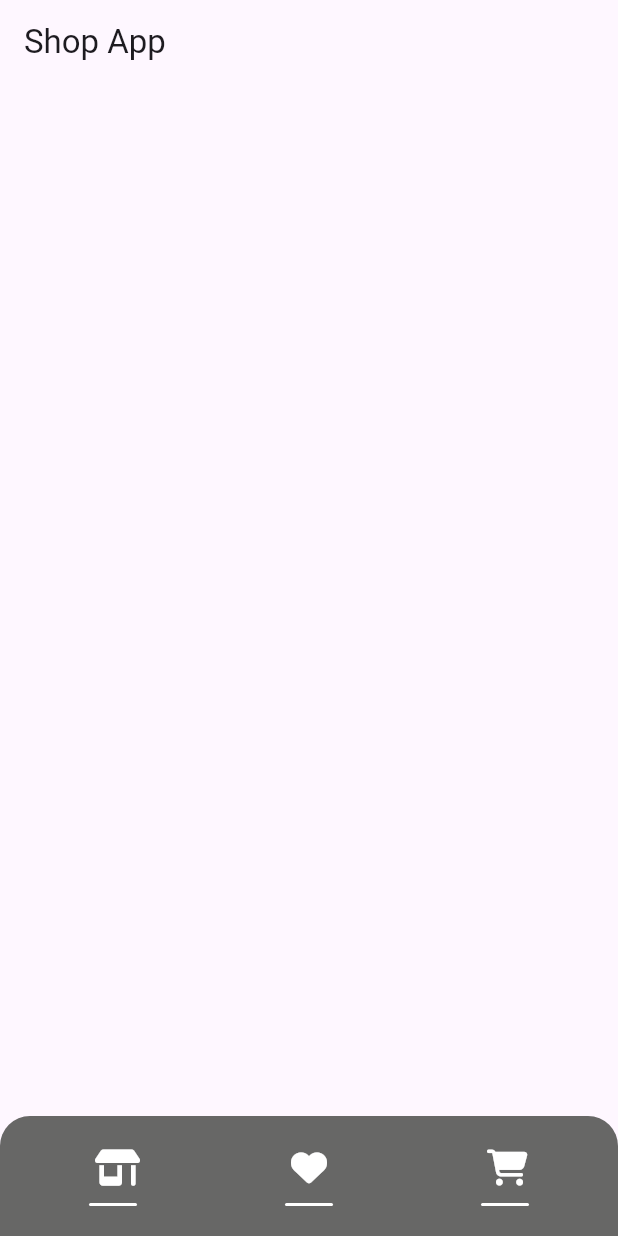
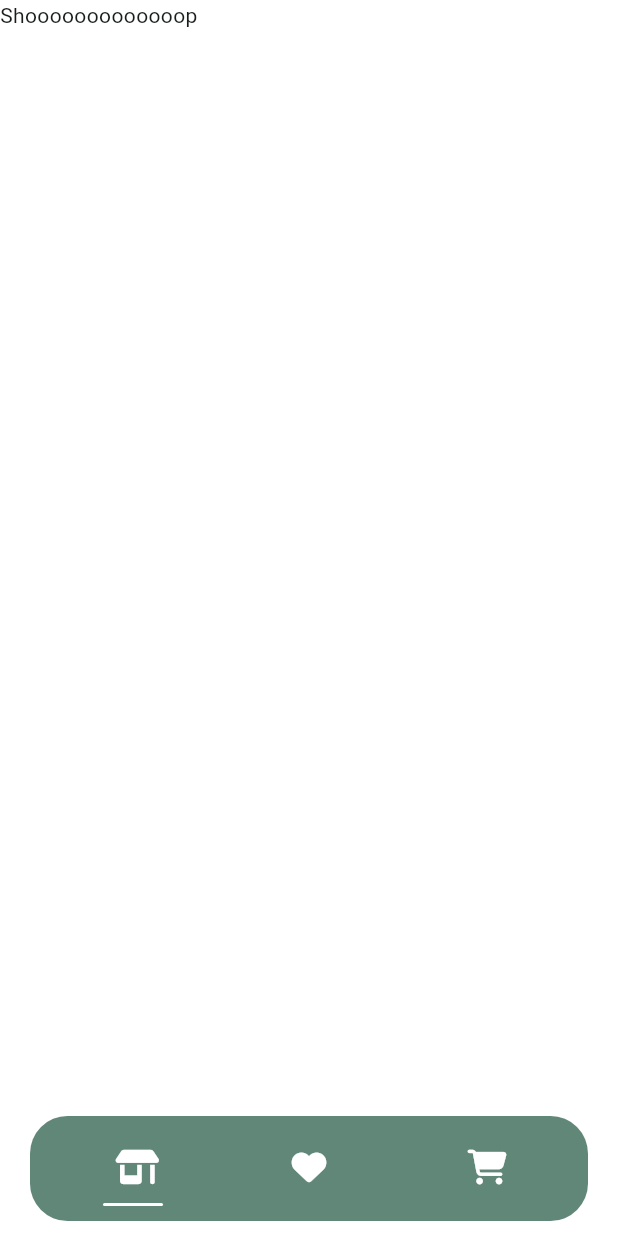
Before and after one commit to MinaYasser100/shop-iti-app, a Flutter app: the screen it shows after launch, on a phone screen of 412 x 824 dp. Run offline on Flutter 3.47's test engine with Material 3 defaults, Android fonts, the light colour scheme and no system bars; our stand-ins replace dio, flutter_bloc, font_awesome_flutter.

Commit message:
finish the layout view

```diff
--- a/lib/core/constant/constant.dart
+++ b/lib/core/constant/constant.dart
@@ -1,6 +1,6 @@
 import 'package:flutter/material.dart';
 
 class ConstantComponents {
-  static const Color firstColor = Color.fromARGB(0, 238, 208, 100);
+  static const Color firstColor = Color.fromARGB(244, 90, 130, 115);
   static const Color secondColor = Color.fromARGB(244, 96, 96, 95);
 }
--- a/lib/features/layout/presentation/manager/cubit/layout_screen_cubit.dart
+++ b/lib/features/layout/presentation/manager/layout_cubit/layout_screen_cubit.dart
@@ -9,9 +9,16 @@ part 'layout_screen_state.dart';
 class LayoutScreenCubit extends Cubit<LayoutScreenState> {
   LayoutScreenCubit() : super(LayoutScreenInitial());
 
+  int currentIndex = 0;
+
   List<Widget> layoutScreens = const [
     ShopBodyView(),
     FavoriteBodyView(),
     CartBodyView(),
   ];
+
+  void changeBodyScreen(int index) {
+    currentIndex = index;
+    emit(LayoutScreenChangeBodyScreen());
+  }
 }
--- a/lib/features/layout/presentation/manager/cubit/layout_screen_state.dart
+++ b/lib/features/layout/presentation/manager/layout_cubit/layout_screen_state.dart
@@ -4,3 +4,5 @@ part of 'layout_screen_cubit.dart';
 sealed class LayoutScreenState {}
 
 final class LayoutScreenInitial extends LayoutScreenState {}
+
+final class LayoutScreenChangeBodyScreen extends LayoutScreenState {}
--- a/lib/features/layout/presentation/views/func/naviagtion_item_button.dart
+++ b/lib/features/layout/presentation/views/func/naviagtion_item_button.dart
@@ -3,20 +3,24 @@ import 'package:flutter/material.dart';
 Column navigationItemButton({
   required IconData icon,
   required void Function()? onPressed,
+  required bool isActive,
 }) {
   return Column(
+    crossAxisAlignment: CrossAxisAlignment.center,
     mainAxisSize: MainAxisSize.max,
     children: [
       IconButton(
         onPressed: onPressed,
         icon: Icon(
           icon,
+          size: 23,
           color: Colors.white,
         ),
       ),
+      if (isActive)
         Container(
           height: 2,
-        width: 32,
+          width: 40,
           decoration: BoxDecoration(
             borderRadius: BorderRadius.circular(1),
             color: Colors.white,
--- a/lib/features/layout/presentation/views/layout_view.dart
+++ b/lib/features/layout/presentation/views/layout_view.dart
@@ -1,49 +1,30 @@
 import 'package:flutter/material.dart';
+import 'package:flutter_bloc/flutter_bloc.dart';
 import 'package:font_awesome_flutter/font_awesome_flutter.dart';
-import 'package:shop_iti_app/core/constant/constant.dart';
+import 'package:shop_iti_app/features/layout/presentation/manager/layout_cubit/layout_screen_cubit.dart';
 
-import 'func/naviagtion_item_button.dart';
+import 'widgets/layout_widget/bottom_navigation_bar_widget.dart';
 
 class LayoutView extends StatelessWidget {
   const LayoutView({super.key});
-
+  static const List<IconData> icons = [
+    FontAwesomeIcons.shop,
+    FontAwesomeIcons.solidHeart,
+    FontAwesomeIcons.cartShopping,
+  ];
   @override
   Widget build(BuildContext context) {
-    return Scaffold(
-      appBar: AppBar(
-        title: const Text(
-          'Shop App',
-          style: TextStyle(),
-        ),
-      ),
-      bottomNavigationBar: Container(
-        padding: const EdgeInsets.all(10),
-        height: 80,
-        decoration: const BoxDecoration(
-          color: ConstantComponents.secondColor,
-          borderRadius: BorderRadius.only(
-            topLeft: Radius.circular(20),
-            topRight: Radius.circular(20),
+    final cubit = context.read<LayoutScreenCubit>();
+    return BlocBuilder<LayoutScreenCubit, LayoutScreenState>(
+      builder: (context, state) {
+        return Scaffold(
+          body: cubit.layoutScreens[cubit.currentIndex],
+          bottomNavigationBar: BottonNavigationBarWidget(
+            icons: icons,
+            cubit: cubit,
           ),
-        ),
-        child: Row(
-          mainAxisAlignment: MainAxisAlignment.spaceAround,
-          children: [
-            navigationItemButton(
-              icon: FontAwesomeIcons.shop,
-              onPressed: () {},
-            ),
-            navigationItemButton(
-              icon: FontAwesomeIcons.solidHeart,
-              onPressed: () {},
-            ),
-            navigationItemButton(
-              icon: FontAwesomeIcons.cartShopping,
-              onPressed: () {},
-            ),
-          ],
-        ),
-      ),
+        );
+      },
     );
   }
 }
--- /dev/null
+++ b/lib/features/layout/presentation/views/widgets/layout_widget/bottom_navigation_bar_widget.dart
@@ -0,0 +1,44 @@
+import 'package:flutter/material.dart';
+import 'package:shop_iti_app/core/constant/constant.dart';
+import 'package:shop_iti_app/features/layout/presentation/manager/layout_cubit/layout_screen_cubit.dart';
+import 'package:shop_iti_app/features/layout/presentation/views/func/naviagtion_item_button.dart';
+
+class BottonNavigationBarWidget extends StatelessWidget {
+  const BottonNavigationBarWidget({
+    super.key,
+    required this.icons,
+    required this.cubit,
+  });
+
+  final List<IconData> icons;
+  final LayoutScreenCubit cubit;
+
+  @override
+  Widget build(BuildContext context) {
+    return Container(
+      padding: const EdgeInsets.all(10),
+      margin: const EdgeInsets.symmetric(
+        horizontal: 20,
+        vertical: 10,
+      ),
+      height: 70,
+      decoration: const BoxDecoration(
+        color: ConstantComponents.firstColor,
+        borderRadius: BorderRadius.all(Radius.circular(25)),
+      ),
+      child: Row(
+        mainAxisAlignment: MainAxisAlignment.spaceAround,
+        children: [
+          for (int i = 0; i < icons.length; i++)
+            navigationItemButton(
+              icon: icons[i],
+              onPressed: () {
+                cubit.changeBodyScreen(i);
+              },
+              isActive: cubit.currentIndex == i,
+            ),
+        ],
+      ),
+    );
+  }
+}
--- a/lib/main.dart
+++ b/lib/main.dart
@@ -1,5 +1,8 @@
 import 'package:flutter/material.dart';
+import 'package:flutter_bloc/flutter_bloc.dart';
 import 'package:shop_iti_app/core/api/dio_api.dart';
+import 'package:shop_iti_app/core/constant/constant.dart';
+import 'package:shop_iti_app/features/layout/presentation/manager/layout_cubit/layout_screen_cubit.dart';
 import 'package:shop_iti_app/features/layout/presentation/views/layout_view.dart';
 
 void main() {
@@ -12,14 +15,18 @@ class MyApp extends StatelessWidget {
 
   @override
   Widget build(BuildContext context) {
-    return MaterialApp(
-      title: 'Flutter Demo',
-      theme: ThemeData(
-        colorScheme: ColorScheme.fromSeed(seedColor: Colors.deepPurple),
-        useMaterial3: true,
+    return BlocProvider(
+      create: (context) => LayoutScreenCubit(),
+      child: MaterialApp(
+        theme: ThemeData(
+          scaffoldBackgroundColor: Colors.white,
+          colorScheme:
+              ColorScheme.fromSeed(seedColor: ConstantComponents.firstColor),
+          useMaterial3: true,
+        ),
+        debugShowCheckedModeBanner: false,
+        home: const LayoutView(),
       ),
-      debugShowCheckedModeBanner: false,
-      home: const LayoutView(),
     );
   }
 }
```
Lines whose indentation alone changed are shown as unchanged.
